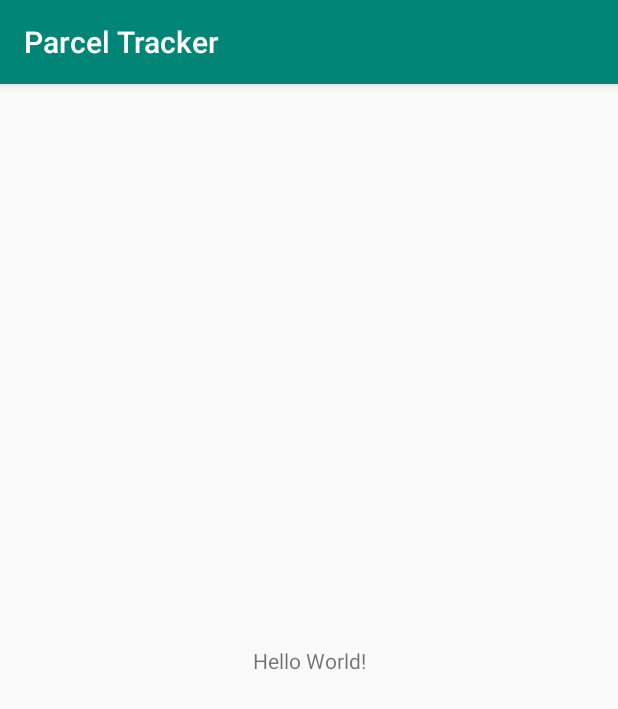
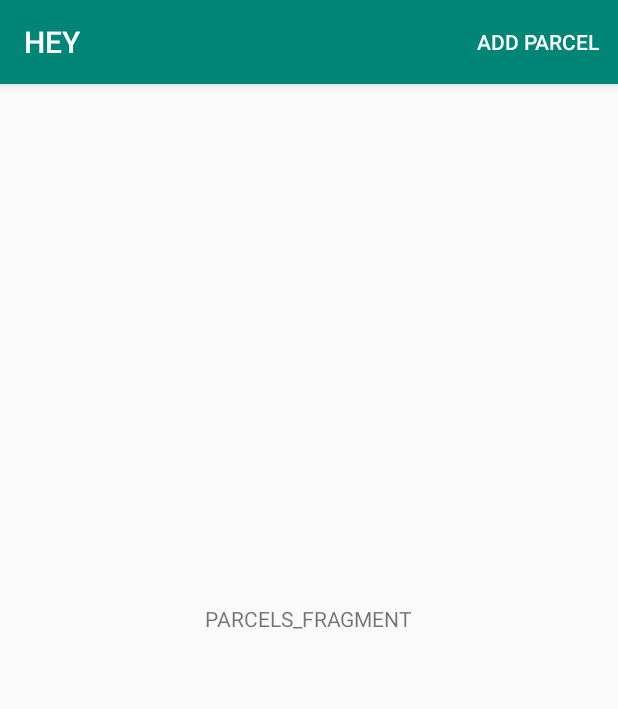
Before and after one commit to kmartin0/parcel-organizer-android, an Android app: the screen it shows after launch (MainActivity), on a phone screen of 412 x 824 dp. Shown: the top 709 px of the screen. Run offline under Robolectric (Android 15) with nearby library versions, the phone set to English and light mode, and no system bars; our stand-ins replace navigation-ui.

Commit message:
Add fragment using navigation components

```diff
--- a/app/src/main/java/com/km/parceltracker/base/BaseFragment.kt
+++ b/app/src/main/java/com/km/parceltracker/base/BaseFragment.kt
@@ -1,11 +1,17 @@
 package com.km.parceltracker.base
 
 import android.os.Bundle
-import android.view.LayoutInflater
-import android.view.View
-import android.view.ViewGroup
+import android.view.*
+import android.widget.ProgressBar
 import androidx.annotation.LayoutRes
+import androidx.annotation.MenuRes
+import androidx.appcompat.app.AppCompatActivity
+import androidx.appcompat.widget.Toolbar
 import androidx.fragment.app.Fragment
+import androidx.navigation.fragment.findNavController
+import androidx.navigation.ui.AppBarConfiguration
+import androidx.navigation.ui.setupWithNavController
+import com.km.parceltracker.R
 
 abstract class BaseFragment : Fragment() {
     override fun onCreateView(
@@ -13,17 +19,50 @@ abstract class BaseFragment : Fragment() {
         container: ViewGroup?,
         savedInstanceState: Bundle?
     ): View {
+        // Set has options menu to true if the fragment has a menu id.
+        if (getMenuId() != null) setHasOptionsMenu(true)
+
         // Inflate the layout for this fragment
         return inflater.inflate(getLayoutId(), container, false)
     }
 
+    override fun onViewCreated(view: View, savedInstanceState: Bundle?) {
+        super.onViewCreated(view, savedInstanceState)
+        setupToolbar()
+    }
+
+    private fun setupToolbar() {
+        val toolbar = getToolbar()
+
+        // Attach the toolbar with he navigation graph.
+        val navController = findNavController()
+        val appBarConfiguration = AppBarConfiguration(navController.graph)
+        toolbar.setupWithNavController(navController, appBarConfiguration)
+
+        // Set the support action bar.
+        (activity as AppCompatActivity).setSupportActionBar(toolbar)
+    }
+
     /**
-     * Calls [showLoading] from [BaseActivity]
+     * Displays a loading indicator based on [visibility]
      */
     fun showLoading(visibility: Boolean) {
-        if (activity is BaseActivity) (activity as BaseActivity).showLoading(visibility)
+        activity?.findViewById<ProgressBar>(R.id.progressBar)?.visibility = if (visibility) View.VISIBLE else View.GONE
+    }
+
+    // Inflate the menu for this fragment.
+    override fun onCreateOptionsMenu(menu: Menu?, inflater: MenuInflater?) {
+        // Inflate the menu; this adds items to the action bar if it is present.
+        getMenuId()?.let {
+            inflater?.inflate(it, menu)
+        }
     }
 
     @LayoutRes
     abstract fun getLayoutId(): Int
+
+    abstract fun getToolbar(): Toolbar
+
+    @MenuRes
+    abstract fun getMenuId(): Int?
 }
--- a/app/src/main/java/com/km/parceltracker/MainActivity.kt
+++ b/app/src/main/java/com/km/parceltracker/ui/MainActivity.kt
@@ -1,7 +1,8 @@
-package com.km.parceltracker
+package com.km.parceltracker.ui
 
+import android.os.Bundle
 import androidx.appcompat.app.AppCompatActivity
-import android.os.Bundle
+import com.km.parceltracker.R
 
 class MainActivity : AppCompatActivity() {
 
--- /dev/null
+++ b/app/src/main/java/com/km/parceltracker/ui/parcels/ParcelsFragment.kt
@@ -0,0 +1,16 @@
+package com.km.parceltracker.ui.parcels
+
+import androidx.appcompat.widget.Toolbar
+import com.km.parceltracker.R
+import com.km.parceltracker.base.BaseFragment
+import kotlinx.android.synthetic.main.fragment_parcels.*
+
+class ParcelsFragment : BaseFragment() {
+
+    override fun getLayoutId(): Int = R.layout.fragment_parcels
+
+    override fun getToolbar(): Toolbar = toolbarParcels
+
+    override fun getMenuId(): Int? = R.menu.menu_parcels
+
+}
--- a/app/src/main/res/layout/activity_main.xml
+++ b/app/src/main/res/layout/activity_main.xml
@@ -1,19 +1,21 @@
 <?xml version="1.0" encoding="utf-8"?>
-<androidx.constraintlayout.widget.ConstraintLayout
-        xmlns:android="http://schemas.android.com/apk/res/android"
-        xmlns:tools="http://schemas.android.com/tools"
-        xmlns:app="http://schemas.android.com/apk/res-auto"
+<androidx.constraintlayout.widget.ConstraintLayout xmlns:android="http://schemas.android.com/apk/res/android"
+    xmlns:app="http://schemas.android.com/apk/res-auto"
+    xmlns:tools="http://schemas.android.com/tools"
+    android:layout_width="match_parent"
+    android:layout_height="match_parent"
+    tools:context=".ui.MainActivity">
+
+    <fragment
+        android:id="@+id/navHostFragment"
+        android:name="androidx.navigation.fragment.NavHostFragment"
         android:layout_width="match_parent"
-        android:layout_height="match_parent"
-        tools:context=".MainActivity">
-
-    <TextView
-            android:layout_width="wrap_content"
-            android:layout_height="wrap_content"
-            android:text="Hello World!"
-            app:layout_constraintBottom_toBottomOf="parent"
-            app:layout_constraintLeft_toLeftOf="parent"
-            app:layout_constraintRight_toRightOf="parent"
-            app:layout_constraintTop_toTopOf="parent"/>
+        android:layout_height="0dp"
+        app:defaultNavHost="true"
+        app:layout_constraintBottom_toBottomOf="parent"
+        app:layout_constraintEnd_toEndOf="parent"
+        app:layout_constraintStart_toStartOf="parent"
+        app:layout_constraintTop_toTopOf="parent"
+        app:navGraph="@navigation/navigation_graph" />
 
 </androidx.constraintlayout.widget.ConstraintLayout>
--- /dev/null
+++ b/app/src/main/res/layout/fragment_parcels.xml
@@ -0,0 +1,33 @@
+<?xml version="1.0" encoding="utf-8"?>
+<androidx.constraintlayout.widget.ConstraintLayout xmlns:android="http://schemas.android.com/apk/res/android"
+    xmlns:app="http://schemas.android.com/apk/res-auto"
+    android:layout_width="match_parent"
+    android:layout_height="match_parent">
+
+    <com.google.android.material.appbar.AppBarLayout
+        android:layout_width="match_parent"
+        android:layout_height="wrap_content"
+        android:theme="@style/AppTheme.AppBarOverlay"
+        app:layout_constraintEnd_toEndOf="parent"
+        app:layout_constraintStart_toStartOf="parent"
+        app:layout_constraintTop_toTopOf="parent">
+
+        <androidx.appcompat.widget.Toolbar
+            android:id="@+id/toolbarParcels"
+            android:layout_width="match_parent"
+            android:layout_height="?attr/actionBarSize"
+            android:background="?attr/colorPrimary"
+            app:popupTheme="@style/AppTheme.PopupOverlay" />
+
+    </com.google.android.material.appbar.AppBarLayout>
+
+    <TextView
+        android:layout_width="wrap_content"
+        android:layout_height="wrap_content"
+        android:text="PARCELS_FRAGMENT"
+        app:layout_constraintBottom_toBottomOf="parent"
+        app:layout_constraintEnd_toEndOf="parent"
+        app:layout_constraintStart_toStartOf="parent"
+        app:layout_constraintTop_toTopOf="parent" />
+
+</androidx.constraintlayout.widget.ConstraintLayout>
--- /dev/null
+++ b/app/src/main/res/menu/menu_parcels.xml
@@ -0,0 +1,9 @@
+<?xml version="1.0" encoding="utf-8"?>
+<menu xmlns:android="http://schemas.android.com/apk/res/android"
+    xmlns:app="http://schemas.android.com/apk/res-auto">
+    <item
+        android:id="@+id/action_add_parcel"
+        android:orderInCategory="1"
+        android:title="@string/add_parcel"
+        app:showAsAction="ifRoom" />
+</menu>
--- /dev/null
+++ b/app/src/main/res/navigation/navigation_graph.xml
@@ -0,0 +1,13 @@
+<?xml version="1.0" encoding="utf-8"?>
+<navigation xmlns:android="http://schemas.android.com/apk/res/android"
+    xmlns:app="http://schemas.android.com/apk/res-auto"
+    xmlns:tools="http://schemas.android.com/tools"
+    android:id="@+id/navigation_graph"
+    app:startDestination="@id/parcelsFragment">
+
+    <fragment
+        android:id="@+id/parcelsFragment"
+        android:name="com.km.parceltracker.ui.parcels.ParcelsFragment"
+        android:label="HEY"
+        tools:layout="@layout/fragment_parcels" />
+</navigation>
--- a/app/src/main/res/values/strings.xml
+++ b/app/src/main/res/values/strings.xml
@@ -1,3 +1,5 @@
 <resources>
     <string name="app_name">Parcel Tracker</string>
+    <string name="parcels">Parcels</string>
+    <string name="add_parcel">Add Parcel</string>
 </resources>
--- a/app/src/main/res/values/styles.xml
+++ b/app/src/main/res/values/styles.xml
@@ -1,13 +1,19 @@
 <resources>
 
     <!-- Base application theme. -->
-    <style name="AppTheme" parent="Theme.AppCompat.Light.DarkActionBar">
+    <style name="AppTheme" parent="Theme.AppCompat.Light.NoActionBar">
         <!-- Customize your theme here. -->
         <item name="colorPrimary">@color/colorPrimary</item>
         <item name="colorPrimaryDark">@color/colorPrimaryDark</item>
         <item name="colorAccent">@color/colorAccent</item>
     </style>
 
+    <!-- Actionbar and Toolbar theme. -->
+    <style name="AppTheme.AppBarOverlay" parent="ThemeOverlay.AppCompat.Dark.ActionBar" />
+
+    <style name="AppTheme.PopupOverlay" parent="ThemeOverlay.AppCompat.Light" />
+
+    <!-- Progressbar theme. -->
     <style name="progressBar">
         <item name="android:id">@id/progressBar</item>
         <item name="android:layout_width">wrap_content</item>
@@ -19,7 +25,6 @@
         <item name="android:visibility">gone</item>
     </style>
 
-    <item name="progressBar" type="id"/>
-
+    <item name="progressBar" type="id" />
 
 </resources>
```
Also changed, not shown: app/src/main/AndroidManifest.xml (+5 -3 lines), app/src/main/java/com/km/parceltracker/base/BaseActivity.kt (deleted, +0 -75 lines), app/src/main/java/com/km/parceltracker/base/BaseMVVMActivity.kt (deleted, +0 -38 lines).
